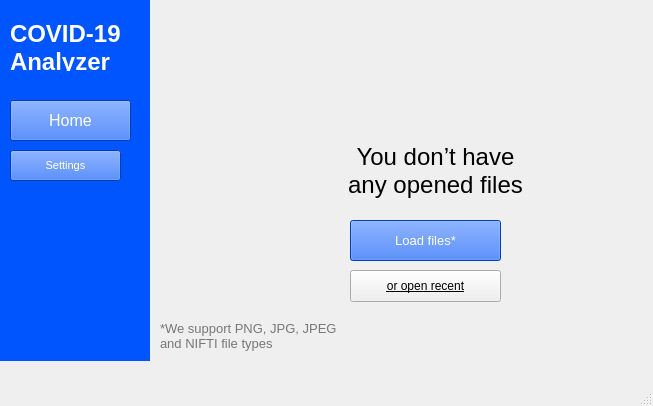
Above: covid.ui from Natasha-rare/covid19-analyser before the change. Below: the same form after it.
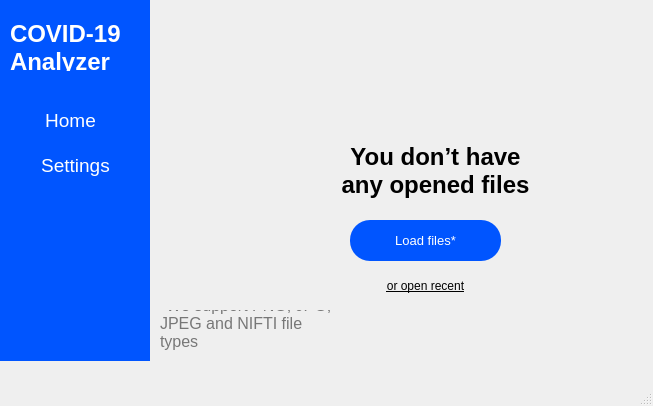
That is the form after the change. Icons and pictures are not drawn.

What changed in the file:
```diff
--- a/covid.ui
+++ b/covid.ui
@@ -140,7 +140,7 @@
      <property name="font">
       <font>
        <family>Arial</family>
-       <pointsize>12</pointsize>
+       <pointsize>14</pointsize>
       </font>
      </property>
      <property name="cursor">
@@ -158,11 +158,14 @@
      <property name="autoDefault">
       <bool>false</bool>
      </property>
+     <property name="flat">
+      <bool>true</bool>
+     </property>
     </widget>
     <widget class="QPushButton" name="pushButton_2">
      <property name="geometry">
       <rect>
-       <x>10</x>
+       <x>20</x>
        <y>150</y>
        <width>111</width>
        <height>31</height>
@@ -177,7 +180,7 @@
      <property name="font">
       <font>
        <family>Arial</family>
-       <pointsize>8</pointsize>
+       <pointsize>14</pointsize>
       </font>
      </property>
      <property name="cursor">
@@ -195,12 +198,15 @@
      <property name="autoDefault">
       <bool>false</bool>
      </property>
+     <property name="flat">
+      <bool>true</bool>
+     </property>
     </widget>
     <widget class="QLabel" name="label_2">
      <property name="geometry">
       <rect>
-       <x>90</x>
-       <y>300</y>
+       <x>50</x>
+       <y>290</y>
        <width>50</width>
        <height>50</height>
       </rect>
@@ -211,6 +217,9 @@
        <height>50</height>
       </size>
      </property>
+     <property name="layoutDirection">
+      <enum>Qt::LeftToRight</enum>
+     </property>
      <property name="text">
       <string/>
      </property>
@@ -284,7 +293,7 @@
     </property>
     <property name="font">
      <font>
-      <pointsize>10</pointsize>
+      <pointsize>12</pointsize>
      </font>
     </property>
     <property name="styleSheet">
@@ -335,7 +344,9 @@
     </property>
     <property name="styleSheet">
      <string notr="true">background-color: rgb(0, 85, 255);
-color: #fff;</string>
+color: #fff;
+border-radius: 20
+</string>
     </property>
     <property name="text">
      <string>Load files*</string>
@@ -343,6 +354,12 @@
     <property name="autoDefault">
      <bool>false</bool>
     </property>
+    <property name="default">
+     <bool>false</bool>
+    </property>
+    <property name="flat">
+     <bool>false</bool>
+    </property>
    </widget>
    <widget class="QLabel" name="label_4">
     <property name="geometry">
@@ -369,8 +386,8 @@
      <font>
       <family>Arial</family>
       <pointsize>18</pointsize>
-      <weight>50</weight>
-      <bold>false</bold>
+      <weight>75</weight>
+      <bold>true</bold>
      </font>
     </property>
     <property name="text">
@@ -418,6 +435,9 @@
     <property name="text">
      <string>or open recent</string>
     </property>
+    <property name="flat">
+     <bool>true</bool>
+    </property>
    </widget>
    <widget class="QLabel" name="label_5">
     <property name="geometry">
```
